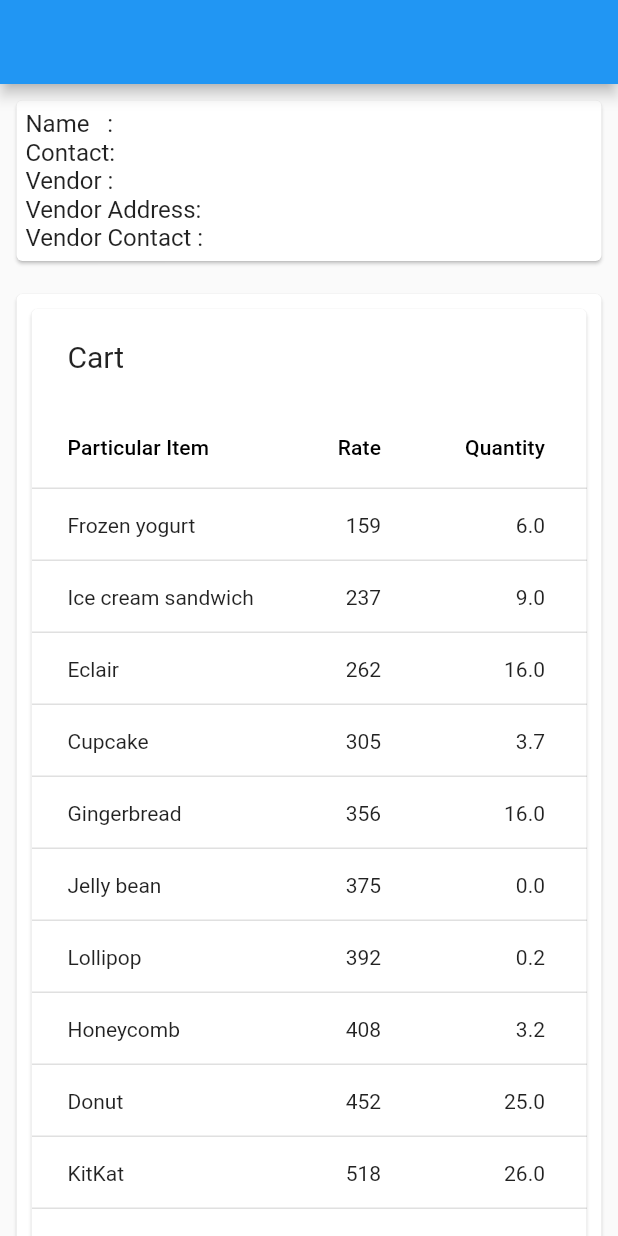
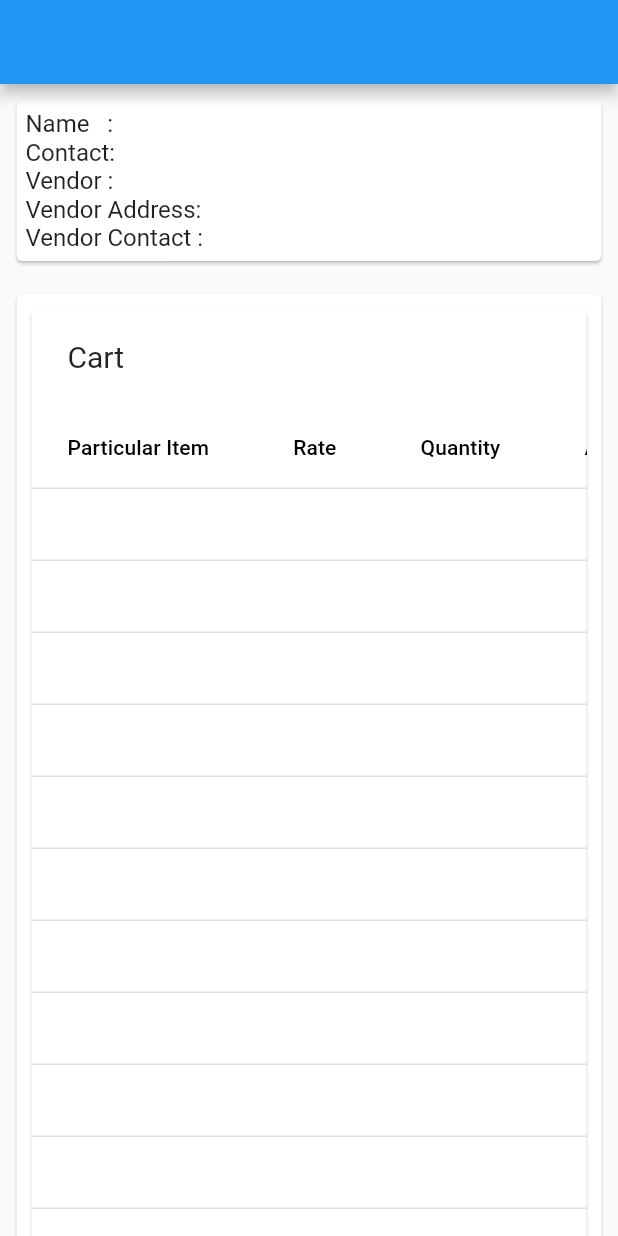
Before and after one commit to Niranjan2054/Tarkari_Customer, a Flutter app: the Confirmation screen opened directly with empty values, on a phone screen of 412 x 824 dp. Run offline on Flutter 3.47's test engine with Material 2 defaults, Android fonts, the phone set to English and light mode, and no system bars; our stand-ins replace cached_network_image, flutter_swiper; network calls fail.

```diff
--- a/lib/widget/confirmation.dart
+++ b/lib/widget/confirmation.dart
@@ -3,31 +3,37 @@ import 'package:tarkari_customer/widget/datatable.dart';
 
 
 class ConfirmationPage extends StatelessWidget {
-  ConfirmationPage({Key key, this.username,this.contact,this.vendor}):super(key:key);
+  ConfirmationPage({Key key, this.username,this.contact,this.vendor,this.vegetableList}):super(key:key);
   final String username;
   final String contact;
   final Map vendor;
+  final List<Map> vegetableList;
    // This widget is the root of your application.
    @override
    Widget build(BuildContext context) {
+     print('confirmation');
+     print(vegetableList);
       return MaterialApp(
          title: 'Hello World Demo Application',
          theme: ThemeData(
             primarySwatch: Colors.blue,
          ),
-         home: Confirmation(title: 'Confirmation Page',username: username,contact: contact,vendor: vendor,),
+         home: Confirmation(title: 'Confirmation Page',username: username,contact: contact,vendor: vendor,vegetableList: vegetableList,),
       );
    }
 }
 class Confirmation extends StatelessWidget {
-   Confirmation({Key key, this.title,this.username,this.contact,this.vendor}) : super(key: key);
+   Confirmation({Key key, this.title,this.username,this.contact,this.vendor,this.vegetableList}) : super(key: key);
    final String title;
    final String username;
    final String contact;
    final Map vendor;
+   final List<Map> vegetableList;
 
    @override
    Widget build(BuildContext context) {
+     print('Confirmation widget');
+     print(vegetableList);
       return Scaffold(
          appBar: AppBar(
             title: Text(this.title),
@@ -58,7 +64,7 @@ class Confirmation extends StatelessWidget {
                     child: Card(
                       child: Container(
                         padding: EdgeInsets.all(6),
-                        child: DataTableExample(),
+                        child: DataTableExample(vegetableList: vegetableList,),
                       ),
                     ),
                   ),
--- a/lib/widget/datatable.dart
+++ b/lib/widget/datatable.dart
@@ -1,16 +1,22 @@
 import 'package:flutter/material.dart';
+import 'package:tarkari_customer/widget/cart.dart';
 
 class DataTableExample extends StatefulWidget {
-  const DataTableExample({Key key}) : super(key: key);
+  const DataTableExample({Key key,this.vegetableList}) : super(key: key);
+  final List<Map> vegetableList;
 
   @override
-  _DataTableExampleState createState() => _DataTableExampleState();
+  _DataTableExampleState createState() => _DataTableExampleState(vegetableList: vegetableList);
 }
 
 class _DataTableExampleState extends State<DataTableExample> {
+  _DataTableExampleState({Key key,this.vegetableList});
+  final List<Map> vegetableList;
   int _rowsPerPage = PaginatedDataTable.defaultRowsPerPage;
   @override
   Widget build(BuildContext context) {
+    print('datatable');
+    print(vegetableList);
     return SingleChildScrollView(
       child: PaginatedDataTable(
         header: Text('Cart'),
@@ -22,7 +28,7 @@ class _DataTableExampleState extends State<DataTableExample> {
           });
         },
         columns: kTableColumns,
-        source: DessertDataSource(),
+        source: DessertDataSource(desserts: List<Dessert>.generate(vegetableList.length, (index) => Dessert(vegetableList[index]['name'], vegetableList[index]['price'], vegetableList[index]['quantity'], vegetableList[index]['price']*vegetableList[index]['quantity']))),
       ),
     );
   }
@@ -53,38 +59,33 @@ class Dessert {
   Dessert(this.name, this.rate, this.quantity, this.amount);
   final String name;
   final int rate;
-  final double quantity;
+  final int quantity;
   final int amount;
+}
+
+Dessert Convert(Map vegetable){
+  return new Dessert(vegetable['name'], vegetable['price'], vegetable['quantity'],  vegetable['price']* vegetable['quantity']);
 }
 
 ////// Data source class for obtaining row data for PaginatedDataTable.
 class DessertDataSource extends DataTableSource {
+  DessertDataSource({this.desserts});
   int _selectedCount = 0;
-  final List<Dessert> _desserts = <Dessert>[
-    new Dessert('Frozen yogurt', 159, 6.0, 24),
-    new Dessert('Ice cream sandwich', 237, 9.0, 37),
-    new Dessert('Eclair', 262, 16.0, 24),
-    new Dessert('Cupcake', 305, 3.7, 67),
-    new Dessert('Gingerbread', 356, 16.0, 49),
-    new Dessert('Jelly bean', 375, 0.0, 94),
-    new Dessert('Lollipop', 392, 0.2, 98),
-    new Dessert('Honeycomb', 408, 3.2, 87),
-    new Dessert('Donut', 452, 25.0, 51),
-    new Dessert('KitKat', 518, 26.0, 65),
-    new Dessert('Frozen yogurt with sugar', 168, 6.0, 26),
-    new Dessert('Ice cream sandwich with sugar', 246, 9.0, 39),
-    new Dessert('Eclair with sugar', 271, 16.0, 26),
-    new Dessert('Cupcake with sugar', 314, 3.7, 69),
-    new Dessert('Gingerbread with sugar', 345, 16.0, 51),
-    new Dessert('Jelly bean with sugar', 364, 0.0, 96),
-    new Dessert('Lollipop with sugar', 401, 0.2, 100),
-  ];
+  // final List<Map> vegetableList;
+
+  List<Dessert> desserts;
+
+  //  = <Dessert>[
+  //   new Dessert('Frozen yogurt', 159, 6.0, 24),
+  //   new Dessert('Ice cream sandwich', 237, 9.0, 37),
+  // ];
+
 
   @override
   DataRow getRow(int index) {
     assert(index >= 0);
-    if (index >= _desserts.length) return null;
-    final Dessert dessert = _desserts[index];
+    if (index >= desserts.length) return null;
+    final Dessert dessert = desserts[index];
     return DataRow.byIndex(
         index: index,
         cells: <DataCell>[
@@ -96,7 +97,7 @@ class DessertDataSource extends DataTableSource {
   }
 
   @override
-  int get rowCount => _desserts.length;
+  int get rowCount => desserts.length;
 
   @override
   bool get isRowCountApproximate => false;
--- a/lib/widget/list.dart
+++ b/lib/widget/list.dart
@@ -280,7 +280,7 @@ class _VendorListState extends State<VendorList> {
 
 Route _createRoute(String username,String contact,Map vendor) {
   return PageRouteBuilder(
-    pageBuilder: (context, animation, secondaryAnimation) => VegetableList(username: username,contact: contact,vendor: vendor,),
+    pageBuilder: (context, animation, secondaryAnimation) => Vegetable(username: username,contact: contact,vendor: vendor,),
     transitionsBuilder: (context, animation, secondaryAnimation, child) {
       return child;
     },
```
Also changed, not shown: lib/widget/cart.dart (+26 -16 lines).
